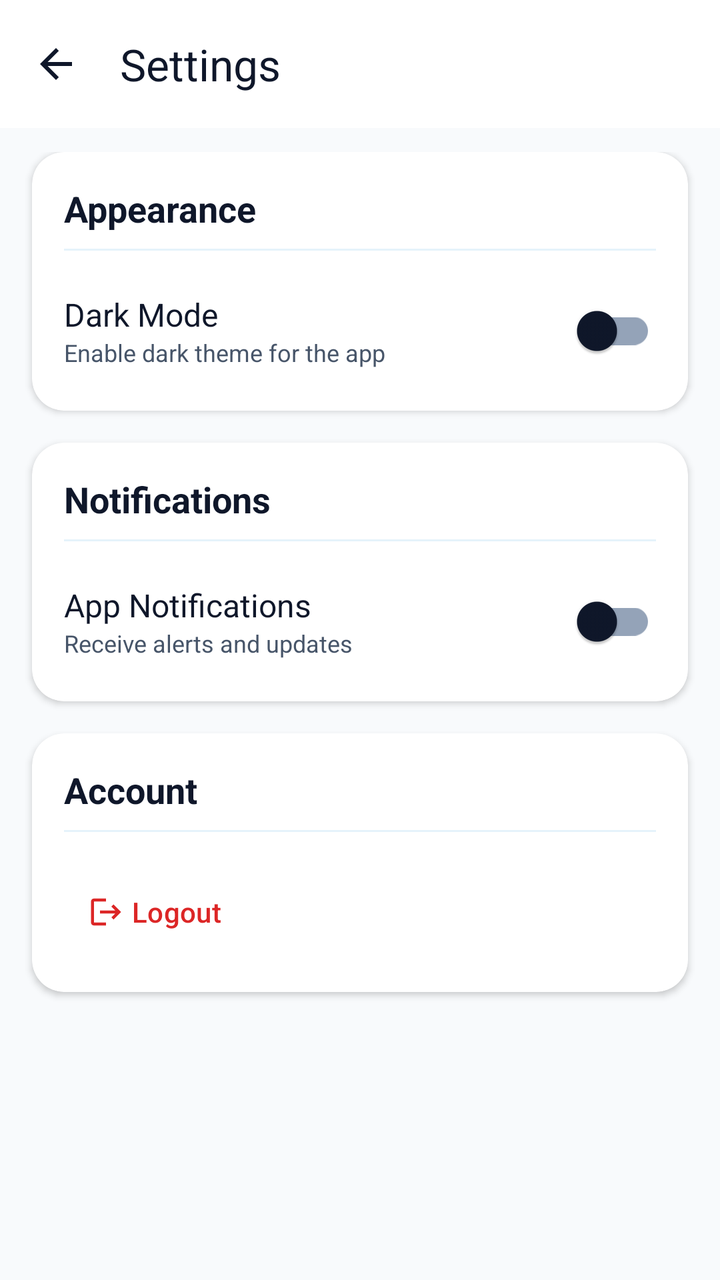
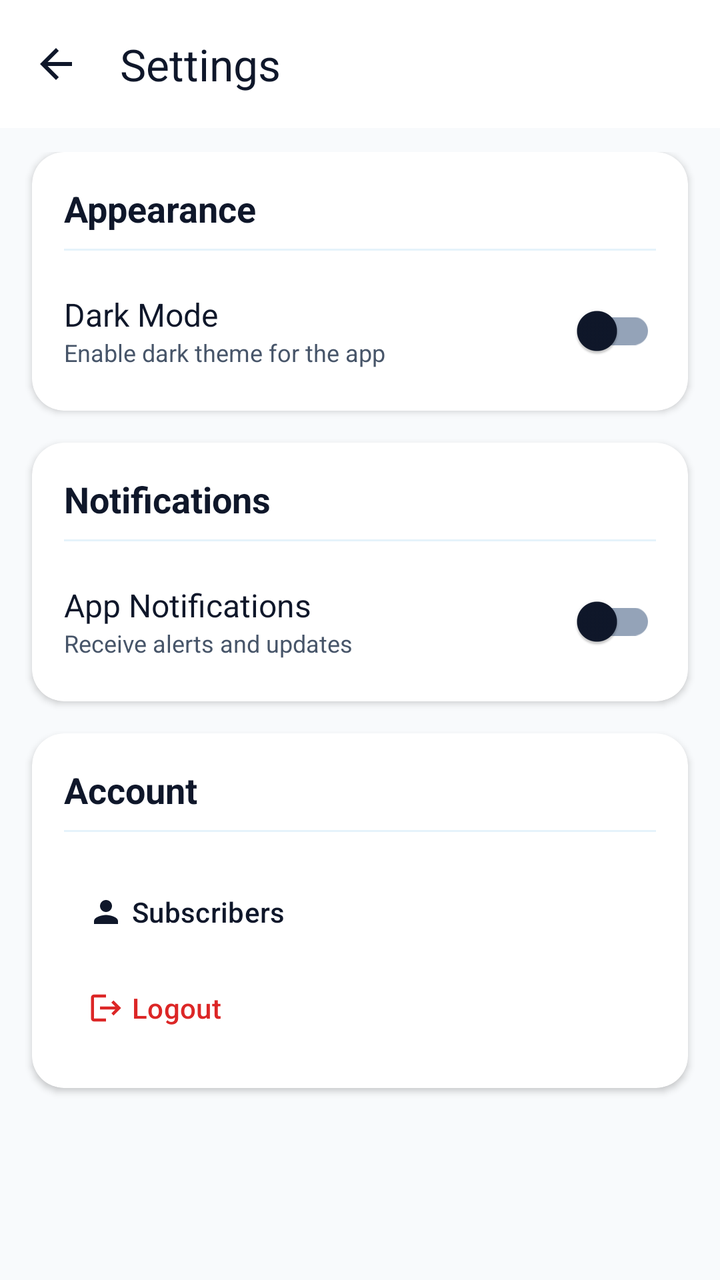

Screens rendered from an Android XML layout before and after an edit, with the pre-edit source and the edit as a unified diff.
<!-- AndroidManifest.xml: application theme Theme.TestMaster -->
<!-- res/layout/activity_settings.xml -->
<?xml version="1.0" encoding="utf-8"?>
<androidx.constraintlayout.widget.ConstraintLayout xmlns:android="http://schemas.android.com/apk/res/android"
    xmlns:app="http://schemas.android.com/apk/res-auto"
    xmlns:tools="http://schemas.android.com/tools"
    android:layout_width="match_parent"
    android:layout_height="match_parent"
    android:background="@color/background"
    android:fitsSystemWindows="true"
    tools:context=".activities.SettingsActivity">

    <com.google.android.material.appbar.MaterialToolbar
        android:id="@+id/settings_toolbar"
        android:layout_width="match_parent"
        android:layout_height="?attr/actionBarSize"
        android:background="@color/surface"
        app:layout_constraintTop_toTopOf="parent"
        app:navigationIcon="@drawable/baseline_arrow_back_24"
        app:navigationIconTint="@color/onPrimary"
        app:title="Settings"
        app:titleTextColor="@color/text_primary" />

    <ScrollView
        android:layout_width="match_parent"
        android:layout_height="0dp"
        app:layout_constraintBottom_toBottomOf="parent"
        app:layout_constraintTop_toBottomOf="@id/settings_toolbar">

        <LinearLayout
            android:layout_width="match_parent"
            android:layout_height="wrap_content"
            android:orientation="vertical"
            android:padding="12dp">

            
            <com.google.android.material.card.MaterialCardView
                android:layout_width="match_parent"
                android:layout_height="wrap_content"
                android:layout_marginBottom="16dp"
                android:layout_marginHorizontal="4dp"
                app:cardCornerRadius="16dp"
                app:cardElevation="2dp"
                app:strokeWidth="0dp">

                <LinearLayout
                    android:layout_width="match_parent"
                    android:layout_height="wrap_content"
                    android:orientation="vertical"
                    android:padding="16dp">

                    <TextView
                        android:layout_width="wrap_content"
                        android:layout_height="wrap_content"
                        android:text="Appearance"
                        android:textColor="@color/text_primary"
                        android:textSize="18sp"
                        android:textStyle="bold" />

                    <View
                        android:layout_width="match_parent"
                        android:layout_height="1dp"
                        android:layout_marginTop="8dp"
                        android:layout_marginBottom="16dp"
                        android:background="@color/blue_bg" />

                    <RelativeLayout
                        android:layout_width="match_parent"
                        android:layout_height="wrap_content">

                        <LinearLayout
                            android:layout_width="wrap_content"
                            android:layout_height="wrap_content"
                            android:layout_alignParentStart="true"
                            android:layout_centerVertical="true"
                            android:layout_toStartOf="@id/theme_switch"
                            android:orientation="vertical">

                            <TextView
                                android:layout_width="wrap_content"
                                android:layout_height="wrap_content"
                                android:text="Dark Mode"
                                android:textColor="@color/text_primary"
                                android:textSize="16sp" />

                            <TextView
                                android:layout_width="wrap_content"
                                android:layout_height="wrap_content"
                                android:text="Enable dark theme for the app"
                                android:textColor="@color/text_secondary"
                                android:textSize="12sp" />
                        </LinearLayout>

                        <com.google.android.material.switchmaterial.SwitchMaterial
                            android:id="@+id/theme_switch"
                            android:layout_width="wrap_content"
                            android:layout_height="wrap_content"
                            android:layout_alignParentEnd="true"
                            android:layout_centerVertical="true" />
                    </RelativeLayout>
                </LinearLayout>
            </com.google.android.material.card.MaterialCardView>

            
            <com.google.android.material.card.MaterialCardView
                android:layout_width="match_parent"
                android:layout_height="wrap_content"
                android:layout_marginBottom="16dp"
                android:layout_marginHorizontal="4dp"
                app:cardCornerRadius="16dp"
                app:cardElevation="2dp"
                app:strokeWidth="0dp">

                <LinearLayout
                    android:layout_width="match_parent"
                    android:layout_height="wrap_content"
                    android:orientation="vertical"
                    android:padding="16dp">

                    <TextView
                        android:layout_width="wrap_content"
                        android:layout_height="wrap_content"
                        android:text="Notifications"
                        android:textColor="@color/text_primary"
                        android:textSize="18sp"
                        android:textStyle="bold" />

                    <View
                        android:layout_width="match_parent"
                        android:layout_height="1dp"
                        android:layout_marginTop="8dp"
                        android:layout_marginBottom="16dp"
                        android:background="@color/blue_bg" />

                    <RelativeLayout
                        android:layout_width="match_parent"
                        android:layout_height="wrap_content">

                        <LinearLayout
                            android:layout_width="wrap_content"
                            android:layout_height="wrap_content"
                            android:layout_alignParentStart="true"
                            android:layout_centerVertical="true"
                            android:layout_toStartOf="@id/notification_switch"
                            android:orientation="vertical">

                            <TextView
                                android:layout_width="wrap_content"
                                android:layout_height="wrap_content"
                                android:text="App Notifications"
                                android:textColor="@color/text_primary"
                                android:textSize="16sp" />

                            <TextView
                                android:layout_width="wrap_content"
                                android:layout_height="wrap_content"
                                android:text="Receive alerts and updates"
                                android:textColor="@color/text_secondary"
                                android:textSize="12sp" />
                        </LinearLayout>

                        <com.google.android.material.switchmaterial.SwitchMaterial
                            android:id="@+id/notification_switch"
                            android:layout_width="wrap_content"
                            android:layout_height="wrap_content"
                            android:layout_alignParentEnd="true"
                            android:layout_centerVertical="true" />
                    </RelativeLayout>
                </LinearLayout>
            </com.google.android.material.card.MaterialCardView>

            
            <com.google.android.material.card.MaterialCardView
                android:layout_width="match_parent"
                android:layout_height="wrap_content"
                android:layout_marginBottom="24dp"
                android:layout_marginHorizontal="4dp"
                app:cardCornerRadius="16dp"
                app:cardElevation="2dp"
                app:strokeWidth="0dp">

                <LinearLayout
                    android:layout_width="match_parent"
                    android:layout_height="wrap_content"
                    android:orientation="vertical"
                    android:padding="16dp">

                    <TextView
                        android:layout_width="wrap_content"
                        android:layout_height="wrap_content"
                        android:text="Account"
                        android:textColor="@color/text_primary"
                        android:textSize="18sp"
                        android:textStyle="bold" />

                    <View
                        android:layout_width="match_parent"
                        android:layout_height="1dp"
                        android:layout_marginTop="8dp"
                        android:layout_marginBottom="16dp"
                        android:background="@color/blue_bg" />

                    <com.google.android.material.button.MaterialButton
                        android:id="@+id/btn_logout_settings"
                        style="@style/Widget.Material3.Button.TextButton"
                        android:layout_width="match_parent"
                        android:layout_height="wrap_content"
                        android:gravity="start|center_vertical"
                        android:text="Logout"
                        android:textColor="@color/error"
                        app:icon="@drawable/baseline_logout_24"
                        app:iconTint="@color/error" />
                </LinearLayout>
            </com.google.android.material.card.MaterialCardView>

        </LinearLayout>
    </ScrollView>

</androidx.constraintlayout.widget.ConstraintLayout>
<!-- resources referenced by this layout -->
<resources>
  <color name="background">#F8FAFC</color>
  <color name="blue_bg">#1A0288D1</color>
  <color name="error">#DC2626</color>
  <color name="onPrimary">#0F172A</color>
  <color name="surface">#FFFFFF</color>
  <color name="text_primary">#0F172A</color>
  <color name="text_secondary">#475569</color>
  <!-- drawable baseline_arrow_back_24 (drawable) -->
  <vector android:autoMirrored="true" android:height="24dp"
      android:tint="#000000" android:viewportHeight="24"
      android:viewportWidth="24" android:width="24dp" xmlns:android="http://schemas.android.com/apk/res/android">
      <path android:fillColor="@android:color/white" android:pathData="M20,11H7.83l5.59,-5.59L12,4l-8,8 8,8 1.41,-1.41L7.83,13H20v-2z"/>
  </vector>
  <!-- drawable baseline_logout_24 (drawable) -->
  <vector android:autoMirrored="true" android:height="24dp"
      android:tint="#000000" android:viewportHeight="24"
      android:viewportWidth="24" android:width="24dp" xmlns:android="http://schemas.android.com/apk/res/android">
      <path android:fillColor="@android:color/white" android:pathData="M17,7l-1.41,1.41L18.17,11H8v2h10.17l-2.58,2.58L17,17l5,-5zM4,5h8V3H4c-1.1,0 -2,0.9 -2,2v14c0,1.1 0.9,2 2,2h8v-2H4V5z"/>
  </vector>
  <style name="Theme.TestMaster" parent="Base.Theme.TestMaster" />
  <style name="Base.Theme.TestMaster" parent="Theme.Material3.DayNight.NoActionBar">
          
          <item name="colorPrimary">@color/primary</item>
          <item name="colorOnPrimary">@color/onPrimary</item>
          <item name="colorPrimaryContainer">@color/primaryContainer</item>
          <item name="colorOnPrimaryContainer">@color/onPrimaryContainer</item>
  
          <item name="colorSecondary">@color/secondary</item>
          <item name="colorOnSecondary">@color/onSecondary</item>
          <item name="colorSecondaryContainer">@color/secondaryContainer</item>
          <item name="colorOnSecondaryContainer">@color/onSecondaryContainer</item>
  
          
          <item name="android:windowBackground">@color/background</item>
          <item name="colorSurface">@color/surface</item>
          <item name="colorOnSurface">@color/onSurface</item>
          <item name="colorSurfaceVariant">@color/surfaceVariant</item>
          <item name="colorOnSurfaceVariant">@color/onSurfaceVariant</item>
          <item name="colorOutline">@color/outline</item>
  
          
          <item name="colorError">@color/error</item>
          <item name="colorOnError">@color/onError</item>
          <item name="colorErrorContainer">@color/errorContainer</item>
          <item name="colorOnErrorContainer">@color/onErrorContainer</item>
  
          
          <item name="colorControlActivated">@color/accent</item>
  
          
          <item name="android:statusBarColor">@color/surface</item>
          <item name="android:windowLightStatusBar">true</item>
      </style>
  <color name="primary">#FFFFFF</color>
  <color name="primaryContainer">#F1F5F9</color>
  <color name="onPrimaryContainer">#0F172A</color>
  <color name="secondary">#64748B</color>
  <color name="onSecondary">#FFFFFF</color>
  <color name="secondaryContainer">#E2E8F0</color>
  <color name="onSecondaryContainer">#0F172A</color>
  <color name="onSurface">#0F172A</color>
  <color name="surfaceVariant">#E2E8F0</color>
  <color name="onSurfaceVariant">#475569</color>
  <color name="outline">#94A3B8</color>
  <color name="onError">#FFFFFF</color>
  <color name="errorContainer">#FEE2E2</color>
  <color name="onErrorContainer">#7F1D1D</color>
  <color name="accent">#334155</color>
</resources>

<!-- the commit's change to res/layout/activity_settings.xml (unified diff, before → after) -->
@@ -199,6 +199,17 @@
                         android:background="@color/blue_bg" />
 
                     <com.google.android.material.button.MaterialButton
+                        android:id="@+id/btn_subscribers"
+                        style="@style/Widget.Material3.Button.TextButton"
+                        android:layout_width="match_parent"
+                        android:layout_height="wrap_content"
+                        android:gravity="start|center_vertical"
+                        android:text="Subscribers"
+                        android:textColor="@color/text_primary"
+                        app:icon="@drawable/baseline_person_24"
+                        app:iconTint="@color/text_primary" />
+
+                    <com.google.android.material.button.MaterialButton
                         android:id="@+id/btn_logout_settings"
                         style="@style/Widget.Material3.Button.TextButton"
                         android:layout_width="match_parent"
<!-- resource entries referenced after the edit -->
@@ -18,6 +18,12 @@
       android:tint="#000000" android:viewportHeight="24"
       android:viewportWidth="24" android:width="24dp" xmlns:android="http://schemas.android.com/apk/res/android">
       <path android:fillColor="@android:color/white" android:pathData="M17,7l-1.41,1.41L18.17,11H8v2h10.17l-2.58,2.58L17,17l5,-5zM4,5h8V3H4c-1.1,0 -2,0.9 -2,2v14c0,1.1 0.9,2 2,2h8v-2H4V5z"/>
+  </vector>
+  <!-- drawable baseline_person_24 (drawable) -->
+  <vector android:height="24dp" android:tint="#000000"
+      android:viewportHeight="24" android:viewportWidth="24"
+      android:width="24dp" xmlns:android="http://schemas.android.com/apk/res/android">
+      <path android:fillColor="@android:color/white" android:pathData="M12,12c2.21,0 4,-1.79 4,-4s-1.79,-4 -4,-4 -4,1.79 -4,4 1.79,4 4,4zM12,14c-2.67,0 -8,1.34 -8,4v2h16v-2c0,-2.66 -5.33,-4 -8,-4z"/>
   </vector>
   <style name="Theme.TestMaster" parent="Base.Theme.TestMaster" />
   <style name="Base.Theme.TestMaster" parent="Theme.Material3.DayNight.NoActionBar">
